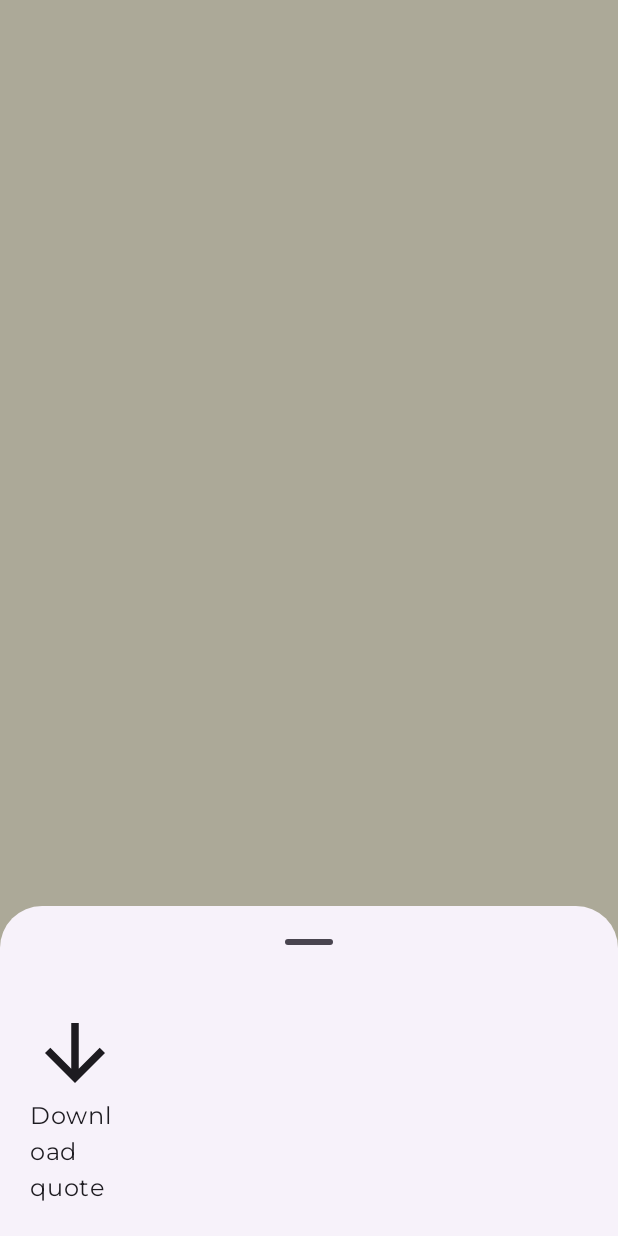
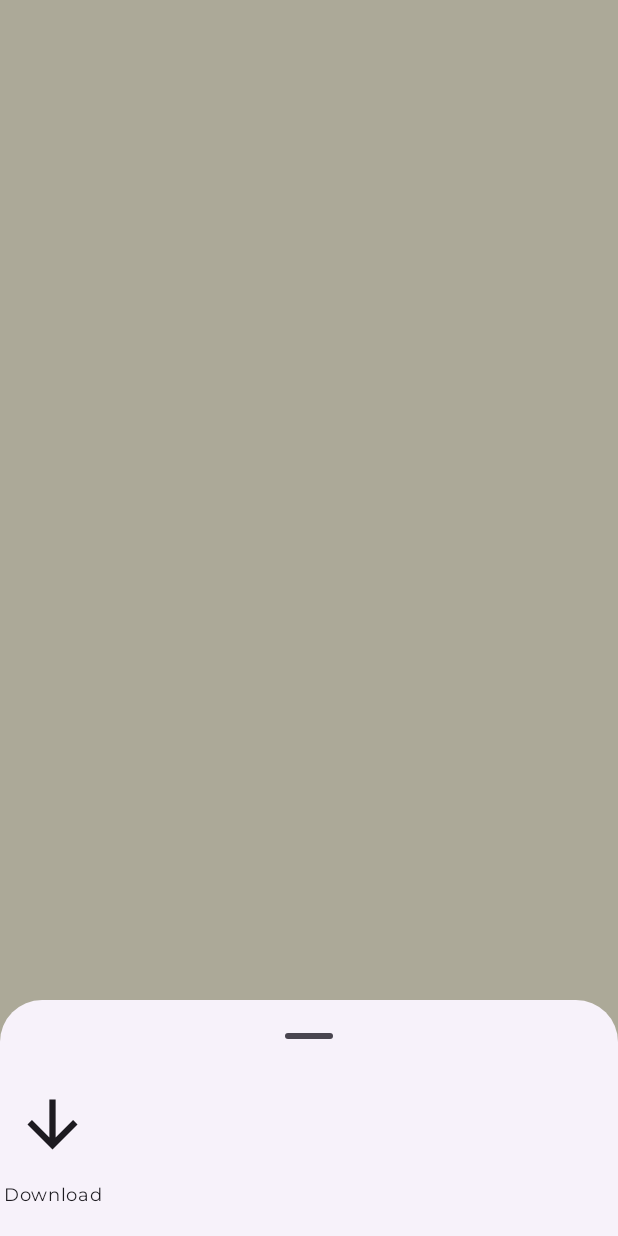
Before and after one commit to kelvin-ngure/Motivation, an Android app built with Jetpack Compose: the composable ShareModal called with empty values, on a phone screen of 412 x 824 dp. Run offline under Robolectric (Android 15) with nearby library versions, the phone set to English and light mode, and no system bars; libraries missing offline, so code that uses them is left out: com.vanpra.composematerialdialogs; 5 statements that could not run were skipped.

Commit message:
good UI for the share modal

```diff
--- a/app/src/main/java/com/happymeerkat/motivated/ui/views/dialog/ShareModal.kt
+++ b/app/src/main/java/com/happymeerkat/motivated/ui/views/dialog/ShareModal.kt
@@ -16,6 +16,7 @@ import androidx.compose.foundation.layout.Arrangement
 import androidx.compose.foundation.layout.Column
 import androidx.compose.foundation.layout.Row
 import androidx.compose.foundation.layout.Spacer
+import androidx.compose.foundation.layout.height
 import androidx.compose.foundation.layout.padding
 import androidx.compose.foundation.layout.size
 import androidx.compose.foundation.layout.width
@@ -32,7 +33,9 @@ import androidx.compose.runtime.Composable
 import androidx.compose.ui.Alignment
 import androidx.compose.ui.Modifier
 import androidx.compose.ui.graphics.vector.ImageVector
+import androidx.compose.ui.text.style.TextAlign
 import androidx.compose.ui.unit.dp
+import androidx.compose.ui.unit.sp
 import androidx.core.content.ContextCompat
 import androidx.core.content.FileProvider
 import androidx.core.graphics.applyCanvas
@@ -75,7 +78,7 @@ fun ShareModal(
             }
 
 
-
+            Spacer(modifier = Modifier.height(15.dp))
             // OTHER APPS
             LazyRow {
                 // SHARE IMAGE
@@ -130,25 +133,27 @@ fun IntentIcon(
     icon: Any?,
     name: String
 ) {
-    val size = 60
-    val spacing = 20
+    val buttonSize = 70
+    val iconSize = 50
+    val spacing = 14
     Row(
-        modifier = Modifier.padding(spacing.dp)
+        modifier = Modifier
     ) {
 
         Column(
-            modifier = Modifier.width(size.dp),
+            modifier = Modifier.width(buttonSize.dp),
             verticalArrangement = Arrangement.Center,
             horizontalAlignment = Alignment.CenterHorizontally
         ) {
-            IconButton(modifier = Modifier.size(size.dp),onClick = {onClick()}) {
+            IconButton(modifier = Modifier.size(buttonSize.dp),onClick = {onClick()}) {
                 if(icon is ImageVector)
-                    Icon(modifier = Modifier.size(size.dp),imageVector = icon, contentDescription = "")
+                    Icon(modifier = Modifier.size(iconSize.dp),imageVector = icon, contentDescription = "")
                 else
-                    GlideImage(modifier = Modifier.size(size.dp), model = icon, contentDescription = "")
+                    GlideImage(modifier = Modifier.size(iconSize.dp), model = icon, contentDescription = "")
             }
-            Text(text = name)
+            Text(text = name, fontSize = 12.sp, textAlign = TextAlign.Center, maxLines = 1)
         }
+        Spacer(modifier = Modifier.width(spacing.dp))
     }
 }
 
```
